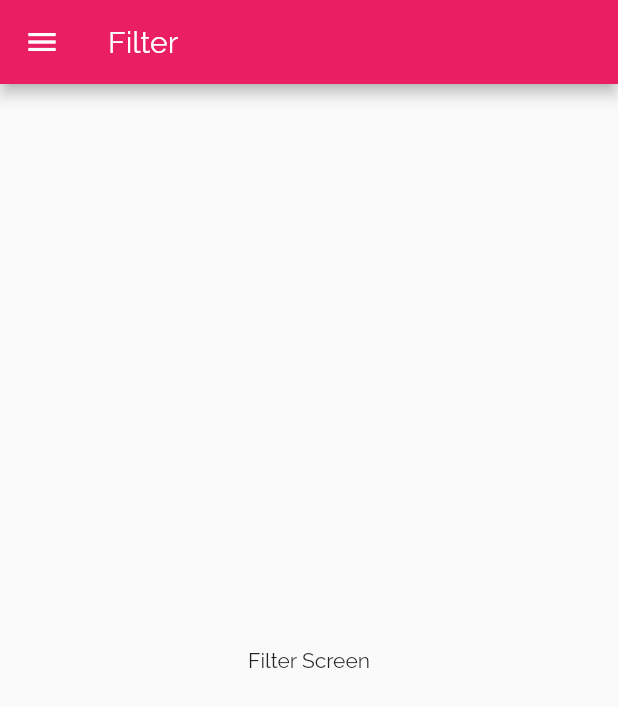
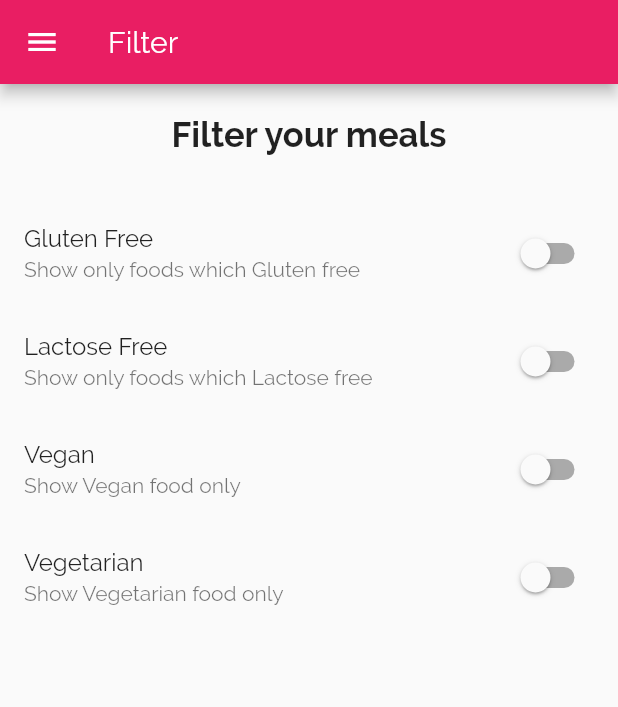
Before and after one commit to Nipun-Dew/Food_App_flutter, a Flutter app: the screen it shows after launch, in the side drawer, after a tap on "Filter", on a phone screen of 412 x 824 dp. Shown: the top 707 px of the screen. Run offline on Flutter 3.47's test engine with Material 2 defaults, Android fonts, the phone set to English and light mode, and no system bars.

Commit message:
filters screen implemented

```diff
--- a/lib/Screens/Filter_screen.dart
+++ b/lib/Screens/Filter_screen.dart
@@ -2,14 +2,76 @@ import 'package:flutter/material.dart';
 
 import '../widgets/drawer.dart';
 
-class FilterScreen extends StatelessWidget {
+class FilterScreen extends StatefulWidget {
+  @override
+  _FilterScreenState createState() => _FilterScreenState();
+}
+
+class _FilterScreenState extends State<FilterScreen> {
+  bool isGlutenFree = false;
+  bool isLactoseFree = false;
+  bool isVegan = false;
+  bool isVegetarian = false;
+
   @override
   Widget build(BuildContext context) {
     return Scaffold(
       appBar: AppBar(
         title: Text("Filter"),
       ),
-      body: Center(child: Text("Filter Screen")),
+      body: Column(
+        children: [
+          SizedBox(height: 20,),
+          Text(
+            "Filter your meals",
+            style: TextStyle(
+              fontSize: 23,
+              fontWeight: FontWeight.bold
+            ),
+          ),
+          SizedBox(height: 30,),
+          SwitchListTile(
+            title: Text("Gluten Free"),
+            subtitle: Text("Show only foods which Gluten free"),
+            value: isGlutenFree,
+            onChanged: (val) {
+              setState(() {
+                isGlutenFree = val;
+              });
+            },
+          ),
+          SwitchListTile(
+            title: Text("Lactose Free"),
+            subtitle: Text("Show only foods which Lactose free"),
+            value: isLactoseFree,
+            onChanged: (val) {
+              setState(() {
+                isLactoseFree = val;
+              });
+            },
+          ),
+          SwitchListTile(
+            title: Text("Vegan"),
+            subtitle: Text("Show Vegan food only"),
+            value: isVegan,
+            onChanged: (val) {
+              setState(() {
+                isVegan = val;
+              });
+            },
+          ),
+          SwitchListTile(
+            title: Text("Vegetarian"),
+            subtitle: Text("Show Vegetarian food only"),
+            value: isVegetarian,
+            onChanged: (val) {
+              setState(() {
+                isVegetarian = val;
+              });
+            },
+          ),
+        ],
+      ),
       drawer: Drawer(child: MyDrawer()),
     );
   }
```
